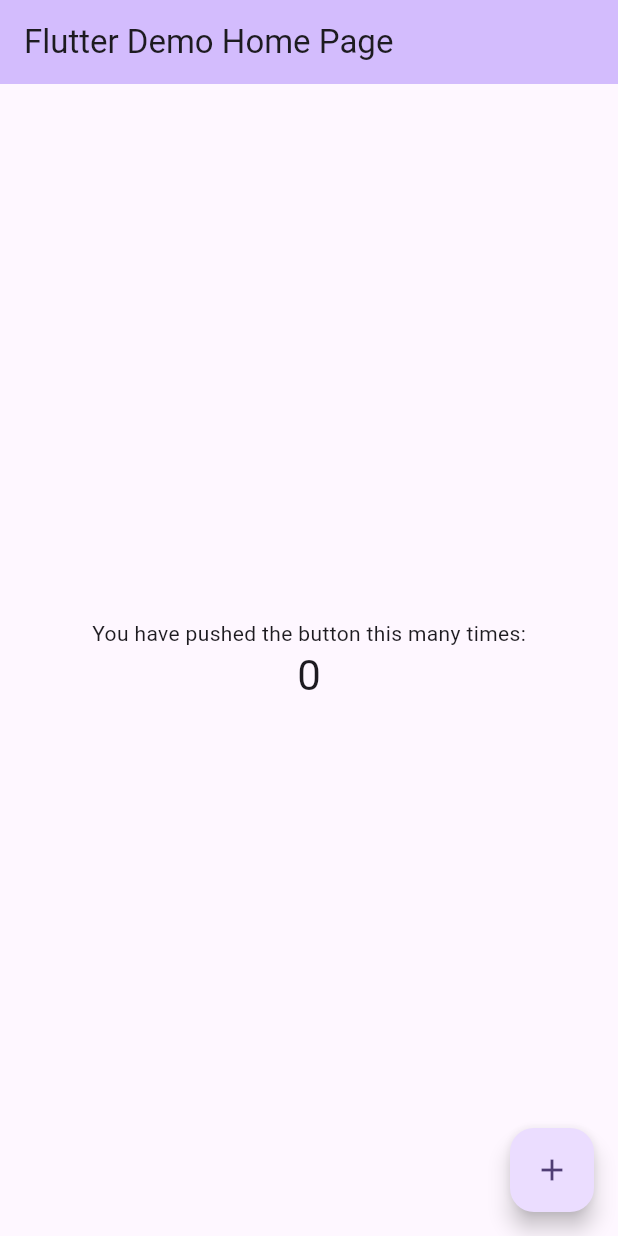
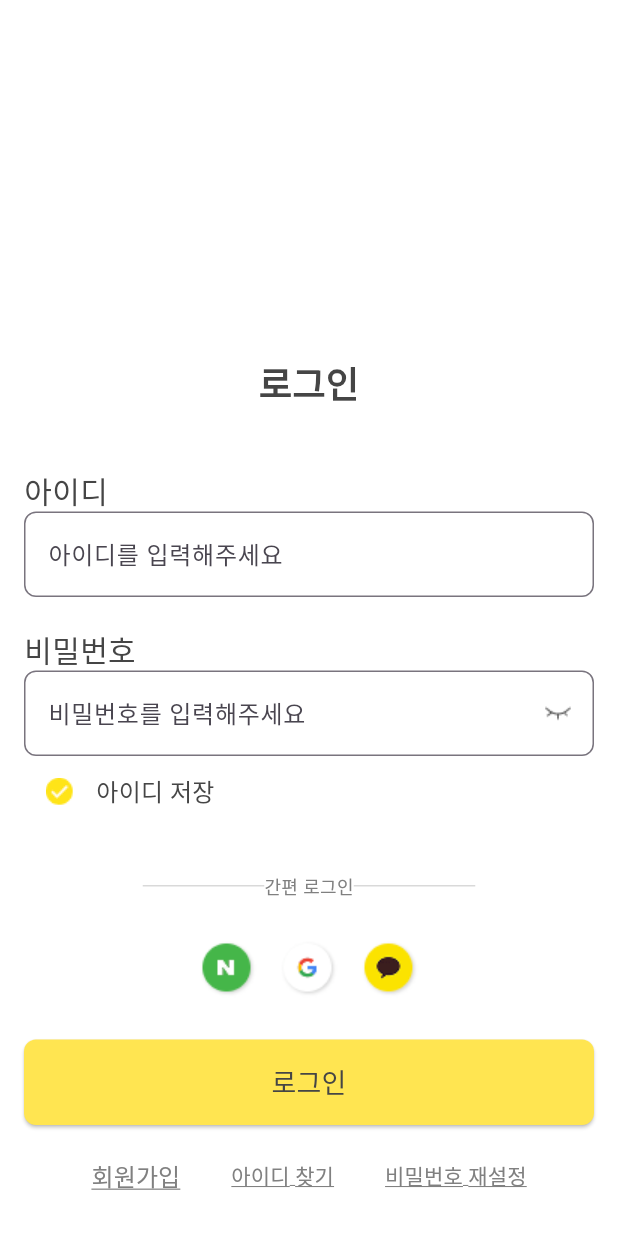
Before and after one commit to heoeunseo08/project_plugin, a Flutter app: the screen it shows after launch, on a phone screen of 412 x 824 dp. Run offline on Flutter 3.47's test engine with Material 3 defaults, Android fonts, the phone set to English and light mode, and no system bars; our stand-ins replace cloud_firestore, firebase_core, flutter_svg; accounts and stored records are empty.

Commit message:
LoginPage Publishing

```diff
--- /dev/null
+++ b/lib/findID_screen.dart
@@ -0,0 +1,14 @@
+import 'package:flutter/material.dart';
+
+class FindidScreen extends StatelessWidget {
+  const FindidScreen({super.key});
+
+  @override
+  Widget build(BuildContext context) {
+    return Scaffold(
+      backgroundColor: Colors.white,
+      appBar: AppBar(title: const Text("돌아가기"), backgroundColor: Colors.white),
+      body: Center(child: Text("아직 기능 개발 중입니다.")),
+    );
+  }
+}
--- /dev/null
+++ b/lib/login_screen.dart
@@ -0,0 +1,328 @@
+import 'package:flutter/material.dart';
+import 'package:flutter_svg/svg.dart';
+import 'package:project_plugin/findID_screen.dart';
+import 'package:project_plugin/passwordReset_screen.dart';
+import 'package:project_plugin/register_screen.dart';
+
+class LoginScreen extends StatefulWidget {
+  const LoginScreen({super.key});
+
+  @override
+  State<LoginScreen> createState() => _LoginScreenState();
+}
+
+class _LoginScreenState extends State<LoginScreen> {
+  final TextEditingController useridcontroller = TextEditingController();
+  final TextEditingController passwordcontroller = TextEditingController();
+
+  String? errorMessage;
+
+  bool obscurePassword = true;
+
+  bool loginremember = false;
+  void showmessage(String message) {
+    ScaffoldMessenger.of(context).showSnackBar(
+      SnackBar(content: Text(message), duration: Duration(milliseconds: 500)),
+    );
+  }
+
+  Future<void> login(BuildContext context) async {
+    // 여기에 로그인 로직을 추가하세요.
+    // 예를 들어, Firebase Auth를 사용하여 로그인할 수 있습니다.
+    // 로그인 성공 시 다음 화면으로 이동하거나 성공 메시지를 표시합니다.
+
+    // 예시: 로그인 성공 후 메시지 표시
+    showmessage("로그인 성공!");
+
+    // 로그인 성공 후 다른 화면으로 이동하려면 아래 코드를 사용하세요.
+    // Navigator.pushReplacementNamed(context, '/home');
+  }
+
+  Widget toggleObscurePassword() {
+    return IconButton(
+      icon:
+          obscurePassword
+              ? Image.asset('assets/icon/eyes_off.png')
+              : SvgPicture.asset('assets/icon/eye_on.svg'),
+      onPressed: () {
+        setState(() {
+          obscurePassword = !obscurePassword;
+        });
+      },
+    );
+  }
+
+  void checkLogin() {
+    if (useridcontroller.text.isEmpty) {
+      setState(() {
+        errorMessage = "아이디를 입력해주세요.";
+      });
+    } else if (passwordcontroller.text.isEmpty) {
+      setState(() {
+        errorMessage = "비밀번호를 입력해주세요.";
+      });
+    } else {
+      setState(() {
+        errorMessage = null;
+      });
+      login(context);
+    }
+  }
+
+  @override
+  Widget build(BuildContext context) {
+    return Scaffold(
+      resizeToAvoidBottomInset: false,
+      backgroundColor: Colors.white,
+      body: Padding(
+        padding: const EdgeInsets.all(16.0),
+        child: Column(
+          mainAxisAlignment: MainAxisAlignment.end,
+          crossAxisAlignment: CrossAxisAlignment.center,
+          children: [
+            Text(
+              "로그인",
+              style: TextStyle(
+                color: Color(0xff454545),
+                fontSize: 24,
+                fontWeight: FontWeight.w600,
+              ),
+            ),
+            SizedBox(height: 40),
+            _TextFieldLabel("아이디"),
+            TextFormField(
+              cursorColor: Colors.black,
+              controller: useridcontroller,
+              validator: (value) {
+                if (value == null || value.isEmpty) {
+                  return '아이디를 입력해주세요.';
+                }
+                return null;
+              },
+              decoration: InputDecoration(
+                hintText: "아이디를 입력해주세요",
+                border: OutlineInputBorder(
+                  borderRadius: BorderRadius.circular(8),
+                ),
+                focusColor: Colors.black,
+                focusedBorder: OutlineInputBorder(
+                  borderSide: BorderSide(color: Colors.black),
+                ),
+                errorText: errorMessage,
+                errorStyle: TextStyle(color: Colors.red, fontSize: 14),
+              ),
+            ),
+            SizedBox(height: 20),
+            _TextFieldLabel("비밀번호"),
+            TextField(
+              obscureText: obscurePassword,
+              cursorColor: Colors.black,
+              controller: passwordcontroller,
+              decoration: InputDecoration(
+                hintText: "비밀번호를 입력해주세요",
+                border: OutlineInputBorder(
+                  borderRadius: BorderRadius.circular(8),
+                ),
+                focusColor: Colors.black,
+                focusedBorder: OutlineInputBorder(
+                  borderSide: BorderSide(color: Colors.black),
+                ),
+                suffixIcon: toggleObscurePassword(),
+              ),
+            ),
+            Align(
+              alignment: Alignment.centerLeft,
+              child: Row(
+                children: [
+                  IconButton(
+                    onPressed: () {
+                      setState(() {
+                        loginremember = !loginremember;
+                      });
+                    },
+                    icon: Image.asset(
+                      loginremember
+                          ? "assets/icon/save_id_on.png"
+                          : "assets/icon/save_id_off.png",
+                    ),
+                  ),
+                  Text(
+                    "아이디 저장",
+                    style: TextStyle(
+                      color: Color(0xff454545),
+                      fontSize: 16,
+                      fontWeight: FontWeight.w500,
+                    ),
+                  ),
+                ],
+              ),
+            ),
+            SizedBox(height: 30),
+            SizedBox(
+              width: 230,
+              height: 17,
+              child: Row(
+                mainAxisAlignment: MainAxisAlignment.center,
+                children: [
+                  SizedBox(
+                    width: 81,
+                    height: 1,
+                    child: Container(color: Color(0xffD9D9D9)),
+                  ),
+                  Text(
+                    '간편 로그인',
+                    style: TextStyle(
+                      fontWeight: FontWeight.w400,
+                      fontSize: 12,
+                      color: Color(0xff808080),
+                    ),
+                  ),
+                  SizedBox(
+                    width: 81,
+                    height: 1,
+                    child: Container(color: Color(0xffD9D9D9)),
+                  ),
+                ],
+              ),
+            ),
+            SizedBox(height: 20),
+            Row(
+              mainAxisAlignment: MainAxisAlignment.center,
+              children: [
+                IconButton(
+                  onPressed: () {},
+                  icon: Image.asset('assets/icon/naver_login.png'),
+                ),
+                IconButton(
+                  onPressed: () {},
+                  icon: Image.asset("assets/icon/google_login.png"),
+                ),
+                IconButton(
+                  onPressed: () {},
+                  icon: Image.asset("assets/icon/kakao_login.png"),
+                ),
+              ],
+            ),
+            SizedBox(height: 20),
+            SizedBox(
+              width: double.infinity,
+              height: 57,
+              child: ElevatedButton(
+                onPressed: () {
+                  login(context);
+                },
+                style: ButtonStyle(
+                  backgroundColor: WidgetStateProperty.all<Color>(
+                    Color(0xffFFE551),
+                  ),
+                  shape: WidgetStateProperty.all<RoundedRectangleBorder>(
+                    RoundedRectangleBorder(
+                      borderRadius: BorderRadius.circular(8),
+                    ),
+                  ),
+                ),
+                child: Text(
+                  "로그인",
+                  style: TextStyle(
+                    color: Color(0xff454545),
+                    fontSize: 18,
+                    fontWeight: FontWeight.w500,
+                  ),
+                ),
+              ),
+            ),
+            SizedBox(height: 10),
+            Row(
+              mainAxisAlignment: MainAxisAlignment.center,
+              children: [
+                TextButton(
+                  onPressed: () {
+                    Navigator.push(
+                      context,
+                      MaterialPageRoute(
+                        builder: (context) {
+                          return RegisterScreen();
+                        },
+                      ),
+                    );
+                  },
+                  child: Text(
+                    "회원가입",
+                    style: TextStyle(
+                      color: Color(0xff808080),
+                      fontSize: 16,
+                      fontWeight: FontWeight.w500,
+                      decoration: TextDecoration.underline,
+                      decorationColor: Color(0xff808080),
+                    ),
+                  ),
+                ),
+                SizedBox(width: 10),
+                TextButton(
+                  onPressed: () {
+                    Navigator.push(
+                      context,
+                      MaterialPageRoute(
+                        builder: (context) {
+                          return FindidScreen();
+                        },
+                      ),
+                    );
+                  },
+                  child: Text(
+                    "아이디 찾기",
+                    style: TextStyle(
+                      color: Color(0xff808080),
+                      fontSize: 14,
+                      fontWeight: FontWeight.w500,
+                      decoration: TextDecoration.underline,
+                      decorationColor: Color(0xff808080),
+                    ),
+                  ),
+                ),
+                SizedBox(width: 10),
+                TextButton(
+                  onPressed: () {
+                    Navigator.push(
+                      context,
+                      MaterialPageRoute(
+                        builder: (context) {
+                          return PasswordresetScreen();
+                        },
+                      ),
+                    );
+                  },
+                  child: Text(
+                    "비밀번호 재설정",
+                    style: TextStyle(
+                      color: Color(0xff808080),
+                      fontSize: 14,
+                      fontWeight: FontWeight.w500,
+                      decoration: TextDecoration.underline,
+                      decorationColor: Color(0xff808080),
+                    ),
+                  ),
+                ),
+              ],
+            ),
+          ],
+        ),
+      ),
+    );
+  }
+
+  // ignore: non_constant_identifier_names
+  Align _TextFieldLabel(String text) {
+    return Align(
+      alignment: Alignment.bottomLeft,
+      child: Text(
+        text,
+        style: TextStyle(
+          color: Color(0xff454545),
+          fontSize: 20,
+          fontWeight: FontWeight.w500,
+        ),
+      ),
+    );
+  }
+}
--- a/lib/main.dart
+++ b/lib/main.dart
@@ -1,122 +1,21 @@
+import 'package:cloud_firestore/cloud_firestore.dart';
+import 'package:firebase_core/firebase_core.dart';
 import 'package:flutter/material.dart';
+import 'package:project_plugin/firebase_options.dart';
+import 'package:project_plugin/login_screen.dart';
 
-void main() {
+void main() async {
+  WidgetsFlutterBinding.ensureInitialized();
+  await Firebase.initializeApp(options: DefaultFirebaseOptions.currentPlatform);
+  FirebaseFirestore.instanceFor(app: Firebase.app());
   runApp(const MyApp());
 }
 
 class MyApp extends StatelessWidget {
   const MyApp({super.key});
 
-  // This widget is the root of your application.
   @override
   Widget build(BuildContext context) {
-    return MaterialApp(
-      title: 'Flutter Demo',
-      theme: ThemeData(
-        // This is the theme of your application.
-        //
-        // TRY THIS: Try running your application with "flutter run". You'll see
-        // the application has a purple toolbar. Then, without quitting the app,
-        // try changing the seedColor in the colorScheme below to Colors.green
-        // and then invoke "hot reload" (save your changes or press the "hot
-        // reload" button in a Flutter-supported IDE, or press "r" if you used
-        // the command line to start the app).
-        //
-        // Notice that the counter didn't reset back to zero; the application
-        // state is not lost during the reload. To reset the state, use hot
-        // restart instead.
-        //
-        // This works for code too, not just values: Most code changes can be
-        // tested with just a hot reload.
-        colorScheme: ColorScheme.fromSeed(seedColor: Colors.deepPurple),
-      ),
-      home: const MyHomePage(title: 'Flutter Demo Home Page'),
-    );
+    return MaterialApp(home: LoginScreen(), debugShowCheckedModeBanner: false);
   }
 }
-
-class MyHomePage extends StatefulWidget {
-  const MyHomePage({super.key, required this.title});
-
-  // This widget is the home page of your application. It is stateful, meaning
-  // that it has a State object (defined below) that contains fields that affect
-  // how it looks.
-
-  // This class is the configuration for the state. It holds the values (in this
-  // case the title) provided by the parent (in this case the App widget) and
-  // used by the build method of the State. Fields in a Widget subclass are
-  // always marked "final".
-
-  final String title;
-
-  @override
-  State<MyHomePage> createState() => _MyHomePageState();
-}
-
-class _MyHomePageState extends State<MyHomePage> {
-  int _counter = 0;
-
-  void _incrementCounter() {
-    setState(() {
-      // This call to setState tells the Flutter framework that something has
-      // changed in this State, which causes it to rerun the build method below
-      // so that the display can reflect the updated values. If we changed
-      // _counter without calling setState(), then the build method would not be
-      // called again, and so nothing would appear to happen.
-      _counter++;
-    });
-  }
-
-  @override
-  Widget build(BuildContext context) {
-    // This method is rerun every time setState is called, for instance as done
-    // by the _incrementCounter method above.
-    //
-    // The Flutter framework has been optimized to make rerunning build methods
-    // fast, so that you can just rebuild anything that needs updating rather
-    // than having to individually change instances of widgets.
-    return Scaffold(
-      appBar: AppBar(
-        // TRY THIS: Try changing the color here to a specific color (to
-        // Colors.amber, perhaps?) and trigger a hot reload to see the AppBar
-        // change color while the other colors stay the same.
-        backgroundColor: Theme.of(context).colorScheme.inversePrimary,
-        // Here we take the value from the MyHomePage object that was created by
-        // the App.build method, and use it to set our appbar title.
-        title: Text(widget.title),
-      ),
-      body: Center(
-        // Center is a layout widget. It takes a single child and positions it
-        // in the middle of the parent.
-        child: Column(
-          // Column is also a layout widget. It takes a list of children and
-          // arranges them vertically. By default, it sizes itself to fit its
-          // children horizontally, and tries to be as tall as its parent.
-          //
-          // Column has various properties to control how it sizes itself and
-          // how it positions its children. Here we use mainAxisAlignment to
-          // center the children vertically; the main axis here is the vertical
-          // axis because Columns are vertical (the cross axis would be
-          // horizontal).
-          //
-          // TRY THIS: Invoke "debug painting" (choose the "Toggle Debug Paint"
-          // action in the IDE, or press "p" in the console), to see the
-          // wireframe for each widget.
-          mainAxisAlignment: MainAxisAlignment.center,
-          children: <Widget>[
-            const Text('You have pushed the button this many times:'),
-            Text(
-              '$_counter',
-              style: Theme.of(context).textTheme.headlineMedium,
-            ),
-          ],
-        ),
-      ),
-      floatingActionButton: FloatingActionButton(
-        onPressed: _incrementCounter,
-        tooltip: 'Increment',
-        child: const Icon(Icons.add),
-      ), // This trailing comma makes auto-formatting nicer for build methods.
-    );
-  }
-}
--- /dev/null
+++ b/lib/register_screen.dart
@@ -0,0 +1,14 @@
+import 'package:flutter/material.dart';
+
+class RegisterScreen extends StatelessWidget {
+  const RegisterScreen({super.key});
+
+  @override
+  Widget build(BuildContext context) {
+    return Scaffold(
+      backgroundColor: Colors.white,
+      appBar: AppBar(title: const Text("돌아가기"), backgroundColor: Colors.white),
+      body: Center(child: Text("아직 기능 개발 중입니다.")),
+    );
+  }
+}
```
Also changed, not shown: lib/app_screen.dart (added, +10 -0 lines), lib/passwordReset_screen.dart (added, +23 -0 lines), lib/signup_screen.dart (added, +10 -0 lines), pubspec.yaml (+8 -3 lines), assets/icon/check.png (added), assets/icon/eye_on.svg (added), assets/icon/eyes_off.png (added), assets/icon/google_login.png (added), assets/icon/kakao_login.png (added), assets/icon/naver_login.png (added), assets/icon/save_id_off.png (added), assets/icon/save_id_on.png (added), firebase.json (added), lib/firebase_options.dart (added), 1 more files, 6 other files.
